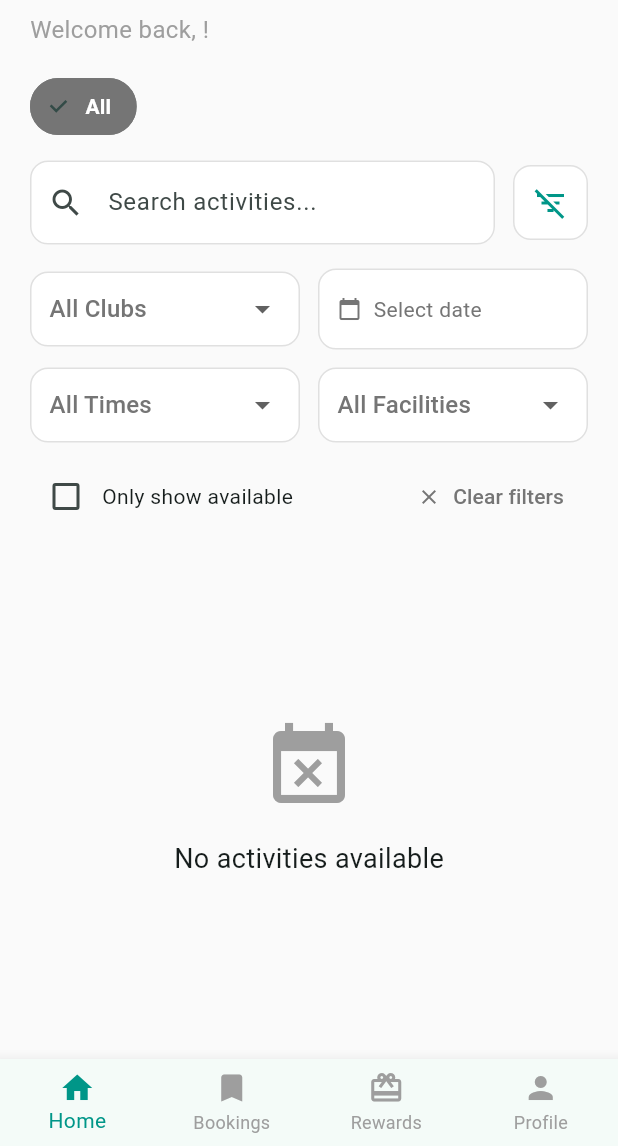
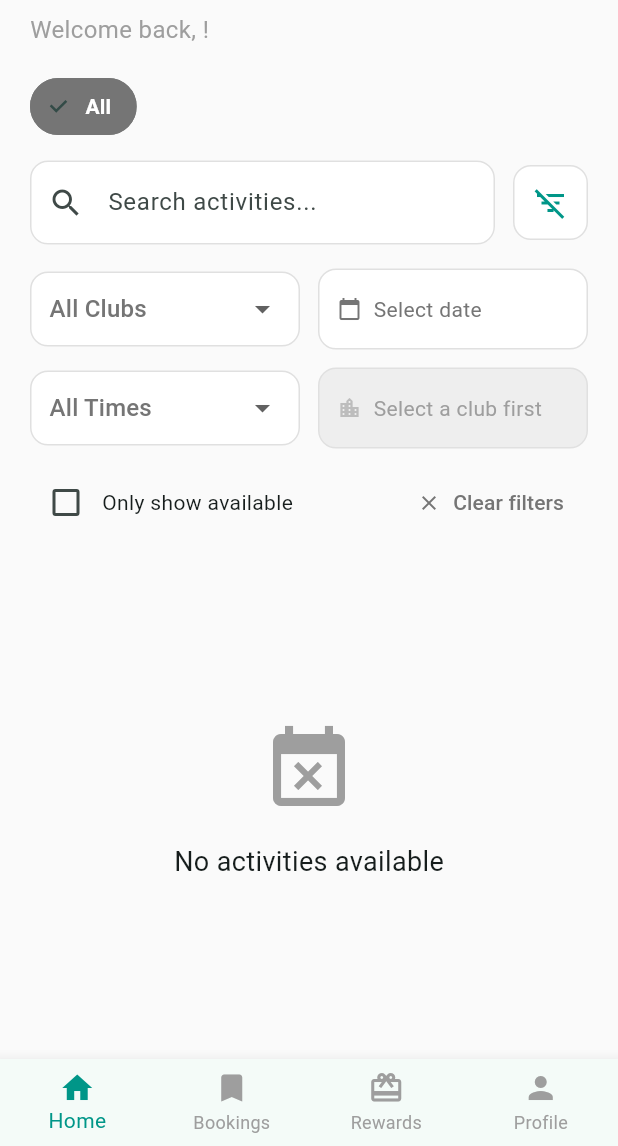
Before and after one commit to Comicalist/SportCentreApp, a Flutter app: the screen it shows once a user with an empty profile is signed in, after a tap on the "filter list" icon, on a phone screen of 412 x 824 dp, the part 90-1236 px from its top. Run offline on Flutter 3.47's test engine with Material 3 defaults, Android fonts, the phone set to English and light mode, and no system bars; our stand-ins replace cloud_firestore, firebase_auth, firebase_core; accounts and stored records are empty.

Commit message:
feat: Enhance facility selection by club in advanced filters and add real-time facilities stream

```diff
--- a/sport_centre_booking/lib/screens/home/widgets/advanced_filters.dart
+++ b/sport_centre_booking/lib/screens/home/widgets/advanced_filters.dart
@@ -81,12 +81,17 @@ class AdvancedFilters extends StatelessWidget {
             ),
             const SizedBox(width: 12),
             Expanded(
-              child: _buildStreamDropdown(
-                label: 'Facility',  // ✅ Changed from 'Location'
-                value: selectedFacility,
-                stream: ActivityService.getAvailableFacilitiesStream(),
-                onChanged: onFacilityChanged,
-              ),
+              child: selectedClub != null
+                  ? _buildStreamDropdown(
+                      label: 'Facility',
+                      value: selectedFacility,
+                      stream: ActivityService.getAvailableFacilitiesStreamByClub(selectedClub!),
+                      onChanged: onFacilityChanged,
+                    )
+                  : _buildDisabledDropdown(
+                      label: 'Facility',
+                      hint: 'Select a club first',
+                    ),
             ),
           ],
         ),
@@ -259,4 +264,29 @@ class AdvancedFilters extends StatelessWidget {
       onDateChanged(picked);
     }
   }
+
+  /// Build a disabled dropdown when no club is selected
+  Widget _buildDisabledDropdown({
+    required String label,
+    required String hint,
+  }) {
+    return Container(
+      decoration: BoxDecoration(
+        color: Colors.grey[200],
+        borderRadius: BorderRadius.circular(AppConstants.filterBorderRadius),
+        border: Border.all(color: Colors.grey.shade300),
+      ),
+      padding: const EdgeInsets.symmetric(horizontal: 12, vertical: 16),
+      child: Row(
+        children: [
+          Icon(Icons.location_city, size: 16, color: Colors.grey[400]),
+          const SizedBox(width: 8),
+          Text(
+            hint,
+            style: TextStyle(color: Colors.grey[500], fontSize: 14),
+          ),
+        ],
+      ),
+    );
+  }
 }
```
Also changed, not shown: sport_centre_booking/lib/screens/club_owner/club_detail_screen.dart (+0 -13 lines), sport_centre_booking/lib/screens/home/home_screen.dart (+7 -1 lines), sport_centre_booking/lib/services/activity_service.dart (+22 -0 lines).
